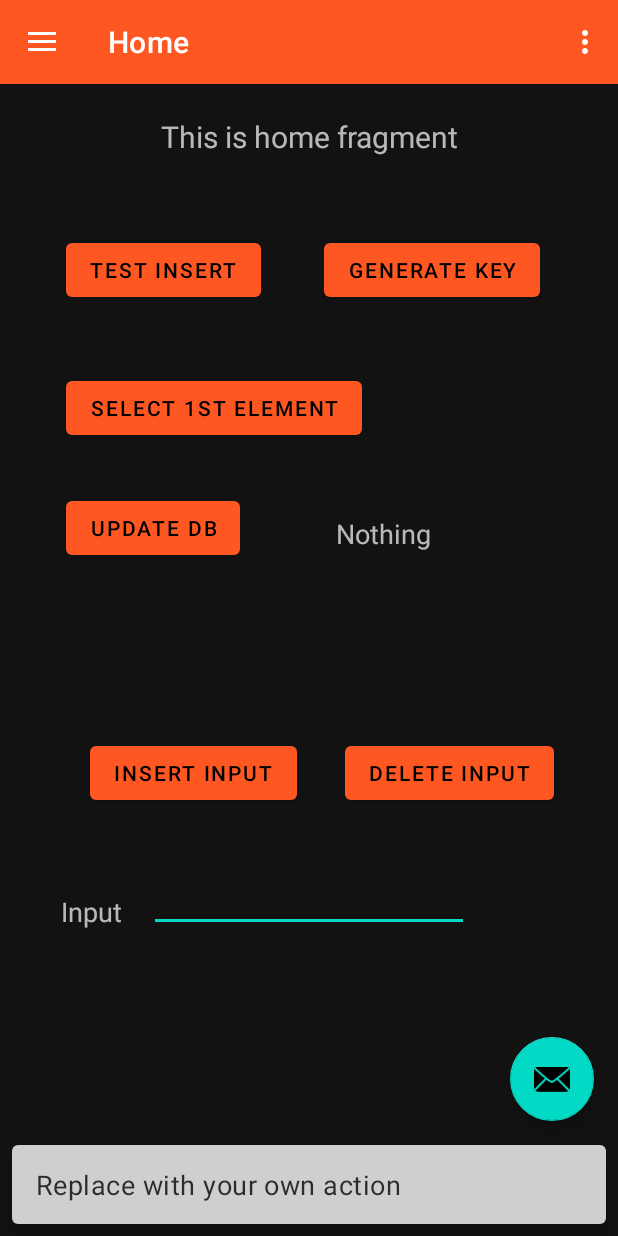
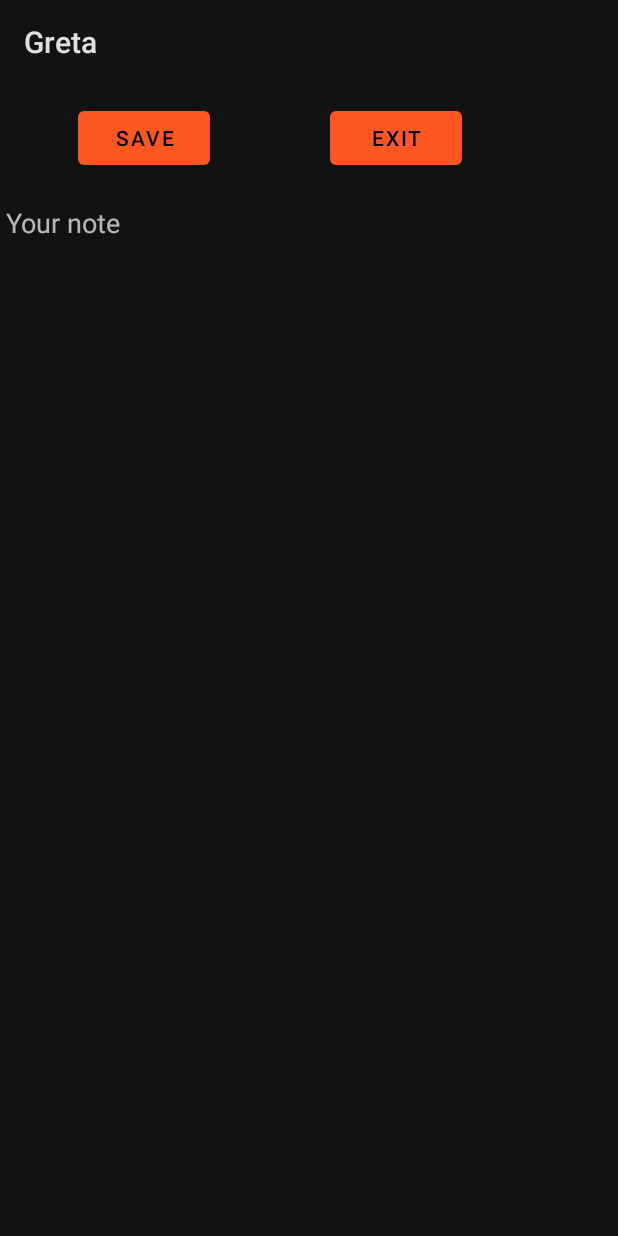
Before and after one commit to h3xduck/Greta, an Android app: the screen it shows after launch (MainActivity before the commit, NoteActivity after it), after a tap on an icon or button, on a phone screen of 412 x 824 dp. Run offline under Robolectric (Android 15) with nearby library versions, the phone set to English and light mode, and no system bars; our stand-ins replace navigation-ui; libraries missing offline, so code that uses them is left out: com.raizlabs.android; 3 statements that could not run were skipped.

Commit message:
New notes functionality. Modified code and created new activity

```diff
--- a/app/src/main/AndroidManifest.xml
+++ b/app/src/main/AndroidManifest.xml
@@ -3,15 +3,16 @@
     package="com.marsanpat.greta">
 
     <application
-        android:name=".MyApplication"
+        android:name=".Activities.MyApplication"
         android:allowBackup="true"
         android:icon="@mipmap/ic_launcher"
         android:label="@string/app_name"
         android:roundIcon="@mipmap/ic_launcher_round"
         android:supportsRtl="true"
         android:theme="@style/AppTheme">
+        <activity android:name=".Activities.NoteActivity"></activity>
         <activity
-            android:name=".MainActivity"
+            android:name=".Activities.MainActivity"
             android:label="@string/app_name"
             android:theme="@style/AppTheme.NoActionBar">
             <intent-filter>
--- a/app/src/main/java/com/marsanpat/greta/MainActivity.java
+++ b/app/src/main/java/com/marsanpat/greta/Activities/MainActivity.java
@@ -1,12 +1,10 @@
-package com.marsanpat.greta;
+package com.marsanpat.greta.Activities;
 
+import android.content.Intent;
 import android.os.Bundle;
 import android.util.Log;
 import android.view.View;
 import android.view.Menu;
-import android.widget.Button;
-import android.widget.EditText;
-import android.widget.TextView;
 
 import com.google.android.material.floatingactionbutton.FloatingActionButton;
 import com.google.android.material.snackbar.Snackbar;
@@ -20,12 +18,8 @@ import androidx.drawerlayout.widget.DrawerLayout;
 import androidx.appcompat.app.AppCompatActivity;
 import androidx.appcompat.widget.Toolbar;
 
-import com.marsanpat.greta.Database.Keys;
-import com.raizlabs.android.dbflow.config.FlowManager;
-import com.raizlabs.android.dbflow.sql.language.SQLite;
-import com.raizlabs.android.dbflow.sql.language.Select;
-
-import java.util.List;
+import com.marsanpat.greta.R;
+import com.marsanpat.greta.Utils.NotificationUtils;
 
 import static java.lang.Thread.sleep;
 
@@ -34,6 +28,8 @@ public class MainActivity extends AppCompatActivity {
     private AppBarConfiguration mAppBarConfiguration;
 
     private static final String CHANNEL_ID = "GRETACHANNEL";
+
+    public static String currentUser = "Guest";
 
 
     @Override
@@ -49,10 +45,13 @@ public class MainActivity extends AppCompatActivity {
         fab.setOnClickListener(new View.OnClickListener() {
             @Override
             public void onClick(View view) {
-                Snackbar.make(view, "Replace with your own action", Snackbar.LENGTH_LONG)
-                        .setAction("Action", null).show();
-                notificationsUtils.sendNotificationInDefaultChannel("Title of not","Hey Its working",101);
+                //Snackbar.make(view, "Replace with your own action", Snackbar.LENGTH_LONG)
+                //        .setAction("Action", null).show();
+                //notificationsUtils.sendNotificationInDefaultChannel("Title of not","Hey Its working",101);
 
+                Intent intent = new Intent(getBaseContext(), NoteActivity.class);
+                intent.putExtra("User Name", currentUser);
+                startActivity(intent);
 
             }
         });
--- a/app/src/main/java/com/marsanpat/greta/MyApplication.java
+++ b/app/src/main/java/com/marsanpat/greta/Activities/MyApplication.java
@@ -1,4 +1,4 @@
-package com.marsanpat.greta;
+package com.marsanpat.greta.Activities;
 
 import android.app.Application;
 import com.raizlabs.android.dbflow.config.FlowManager;
--- /dev/null
+++ b/app/src/main/java/com/marsanpat/greta/Activities/NoteActivity.java
@@ -0,0 +1,78 @@
+package com.marsanpat.greta.Activities;
+
+import androidx.appcompat.app.AppCompatActivity;
+
+import android.os.Bundle;
+import android.util.Log;
+import android.view.View;
+import android.widget.Button;
+import android.widget.EditText;
+
+import com.google.android.material.snackbar.Snackbar;
+import com.marsanpat.greta.Database.Element;
+import com.marsanpat.greta.Database.User;
+import com.marsanpat.greta.Database.User_Table;
+import com.marsanpat.greta.R;
+import com.raizlabs.android.dbflow.sql.language.SQLite;
+
+public class NoteActivity extends AppCompatActivity {
+
+    @Override
+    protected void onCreate(Bundle savedInstanceState) {
+        super.onCreate(savedInstanceState);
+        setContentView(R.layout.activity_note);
+        String userName = getIntent().getStringExtra("User Name");
+        final User user = queryUser(userName);
+
+        Button saveBut = findViewById(R.id.saveBut);
+        saveBut.setOnClickListener(new View.OnClickListener() {
+            @Override
+            public void onClick(View view) {
+                EditText text = (EditText)findViewById(R.id.inputNote);
+                saveNote(view, text, user);
+
+            }
+        });
+
+        Button exitBut = findViewById(R.id.exitBut);
+        exitBut.setOnClickListener(new View.OnClickListener() {
+            @Override
+            public void onClick(View view) {
+                finish();
+
+            }
+        });
+    }
+
+    public void saveNote(View view, EditText text, User user){
+        String input = text.getText().toString();
+        if(!input.equals("")){
+            Element elem = new Element();
+            elem.setName(input);
+            elem.setUser(user);
+            long time = System.currentTimeMillis();
+            elem.setId(time);
+            elem.save();
+            Snackbar.make(view, "Note saved", Snackbar.LENGTH_LONG)
+                    .show();
+        }else{
+            Snackbar.make(view, "Please write something before saving", Snackbar.LENGTH_LONG)
+                    .show();
+        }
+    }
+
+    public User queryUser(String name){
+        User user = SQLite.select()
+                .from(User.class)
+                .where(User_Table.name.is(name))
+                .querySingle();
+
+        if(user!=null){
+            return user;
+        }else{
+            Log.e("Error","User could not be found");
+            //TODO: throw new UserNotFoundException;
+            return null;
+        }
+    }
+}
--- a/app/src/main/java/com/marsanpat/greta/NotificationUtils.java
+++ b/app/src/main/java/com/marsanpat/greta/Utils/NotificationUtils.java
@@ -1,4 +1,4 @@
-package com.marsanpat.greta;
+package com.marsanpat.greta.Utils;
 
 import android.app.Notification;
 import android.app.NotificationChannel;
@@ -13,7 +13,7 @@ import android.net.Uri;
 import android.os.Build;
 import androidx.core.app.NotificationCompat;
 
-import com.marsanpat.greta.MainActivity;
+import com.marsanpat.greta.Activities.MainActivity;
 
 
 public class NotificationUtils extends ContextWrapper {
--- a/app/src/main/java/com/marsanpat/greta/ui/home/HomeFragment.java
+++ b/app/src/main/java/com/marsanpat/greta/ui/home/HomeFragment.java
@@ -16,6 +16,7 @@ import androidx.lifecycle.Observer;
 import androidx.lifecycle.ViewModelProviders;
 
 import com.google.android.material.snackbar.Snackbar;
+import com.marsanpat.greta.Activities.MainActivity;
 import com.marsanpat.greta.Database.Element;
 import com.marsanpat.greta.Database.Element_Table;
 import com.marsanpat.greta.Database.Keys;
@@ -46,7 +47,7 @@ public class HomeFragment extends Fragment {
         //For SQLite
         final User user = new User();
         user.setId(0);
-        user.setName("Guest");
+        user.setName(MainActivity.currentUser);
         user.save();
 
         final TextView resultstv = root.findViewById(R.id.results);
--- a/app/src/main/java/com/marsanpat/greta/ui/slideshow/SlideshowFragment.java
+++ b/app/src/main/java/com/marsanpat/greta/ui/slideshow/SlideshowFragment.java
@@ -52,8 +52,11 @@ public class SlideshowFragment extends Fragment {
         TextView content = new TextView(this.getContext());
         TextView user = new TextView(this.getContext());
         id.setText(" ID ");
+        id.setBackgroundResource(R.drawable.cell_shape);
         content.setText(" Element ");
+        content.setBackgroundResource(R.drawable.cell_shape);
         user.setText(" User ");
+        user.setBackgroundResource(R.drawable.cell_shape);
         //Hacky solution to achieve column separation
         id.setPadding(300,0,300,0);
         content.setPadding(300,0,300,0);
@@ -77,14 +80,17 @@ public class SlideshowFragment extends Fragment {
             String resultUserName = resultUser.getName();
             TableRow tr = new TableRow(this.getContext());
             TextView tv = new TextView(this.getContext());
+            tv.setBackgroundResource(R.drawable.cell_shape);
             tv.setText(""+resultId);
             //tv.setGravity(Gravity.CENTER);
             tr.addView(tv);
             TextView tv2 = new TextView(this.getContext());
+            tv2.setBackgroundResource(R.drawable.cell_shape);
             tv2.setText(resultName);
             //tv2.setGravity(Gravity.CENTER);
             tr.addView(tv2);
             TextView tv3 = new TextView(this.getContext());
+            tv3.setBackgroundResource(R.drawable.cell_shape);
             tv3.setText(resultUserName);
             //tv3.setGravity(Gravity.CENTER);
             tr.addView(tv3);
--- /dev/null
+++ b/app/src/main/res/layout/activity_note.xml
@@ -0,0 +1,47 @@
+<?xml version="1.0" encoding="utf-8"?>
+<androidx.constraintlayout.widget.ConstraintLayout xmlns:android="http://schemas.android.com/apk/res/android"
+    xmlns:app="http://schemas.android.com/apk/res-auto"
+    xmlns:tools="http://schemas.android.com/tools"
+    android:layout_width="match_parent"
+    android:layout_height="match_parent"
+    tools:context=".Activities.NoteActivity">
+
+    <androidx.core.widget.NestedScrollView
+        android:layout_width="match_parent"
+        android:layout_height="0dp"
+        android:layout_marginTop="70dp"
+        android:fillViewport="true"
+        app:layout_constraintEnd_toEndOf="parent"
+        app:layout_constraintStart_toStartOf="parent"
+        app:layout_constraintTop_toTopOf="parent">
+
+        <EditText
+            android:id="@+id/inputNote"
+            android:layout_width="match_parent"
+            android:layout_height="wrap_content"
+            android:backgroundTint="#00FFFFFF"
+            android:ems="10"
+            android:hint="Your note"
+            android:inputType="textMultiLine|textPersonName"
+            android:paddingEnd="100dip" />
+    </androidx.core.widget.NestedScrollView>
+
+    <Button
+        android:id="@+id/saveBut"
+        android:layout_width="wrap_content"
+        android:layout_height="wrap_content"
+        android:layout_marginStart="52dp"
+        android:layout_marginTop="12dp"
+        android:text="Save"
+        app:layout_constraintStart_toStartOf="parent"
+        app:layout_constraintTop_toTopOf="parent" />
+
+    <Button
+        android:id="@+id/exitBut"
+        android:layout_width="wrap_content"
+        android:layout_height="wrap_content"
+        android:layout_marginStart="80dp"
+        android:text="Exit"
+        app:layout_constraintStart_toEndOf="@+id/saveBut"
+        app:layout_constraintTop_toTopOf="@+id/saveBut" />
+</androidx.constraintlayout.widget.ConstraintLayout>
--- a/app/src/main/res/layout/app_bar_main.xml
+++ b/app/src/main/res/layout/app_bar_main.xml
@@ -4,7 +4,7 @@
     xmlns:tools="http://schemas.android.com/tools"
     android:layout_width="match_parent"
     android:layout_height="match_parent"
-    tools:context=".MainActivity">
+    tools:context=".Activities.MainActivity">
 
     <com.google.android.material.appbar.AppBarLayout
         android:layout_width="match_parent"
--- a/app/src/main/res/layout/fragment_home.xml
+++ b/app/src/main/res/layout/fragment_home.xml
@@ -114,9 +114,9 @@
         android:id="@+id/genKeyBut"
         android:layout_width="wrap_content"
         android:layout_height="wrap_content"
-        android:layout_marginEnd="52dp"
+        android:layout_marginStart="30dp"
         android:text="Generate Key"
-        app:layout_constraintEnd_toEndOf="parent"
+        app:layout_constraintStart_toEndOf="@+id/insert"
         app:layout_constraintTop_toTopOf="@+id/insert" />
 
 </androidx.constraintlayout.widget.ConstraintLayout>
```
Also changed, not shown: app/src/main/res/drawable/cell_shape.xml (added, +7 -0 lines).
